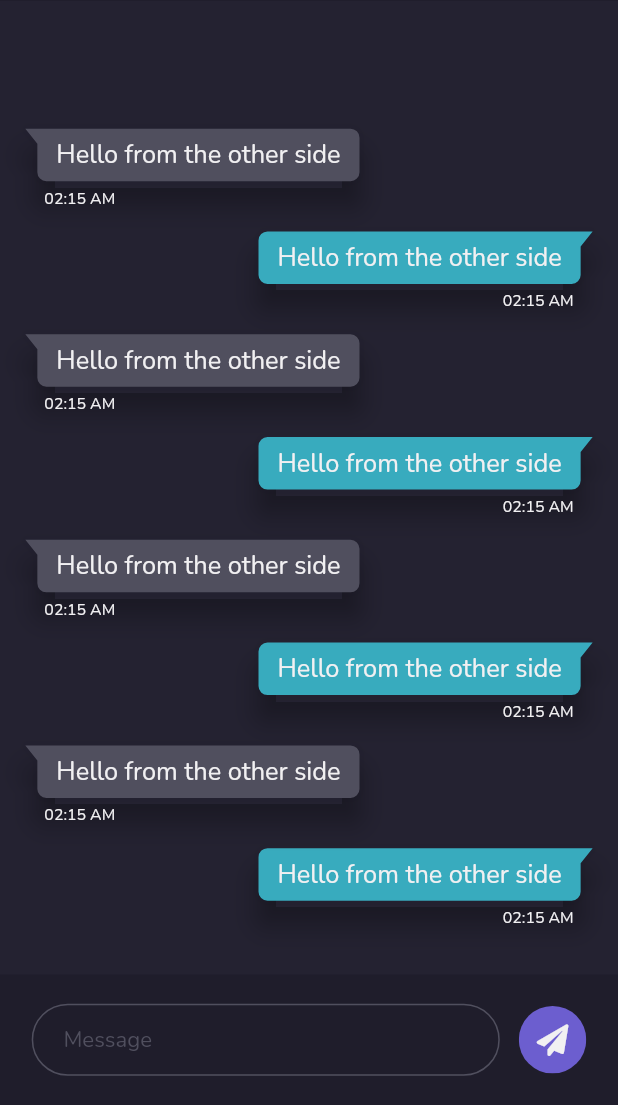
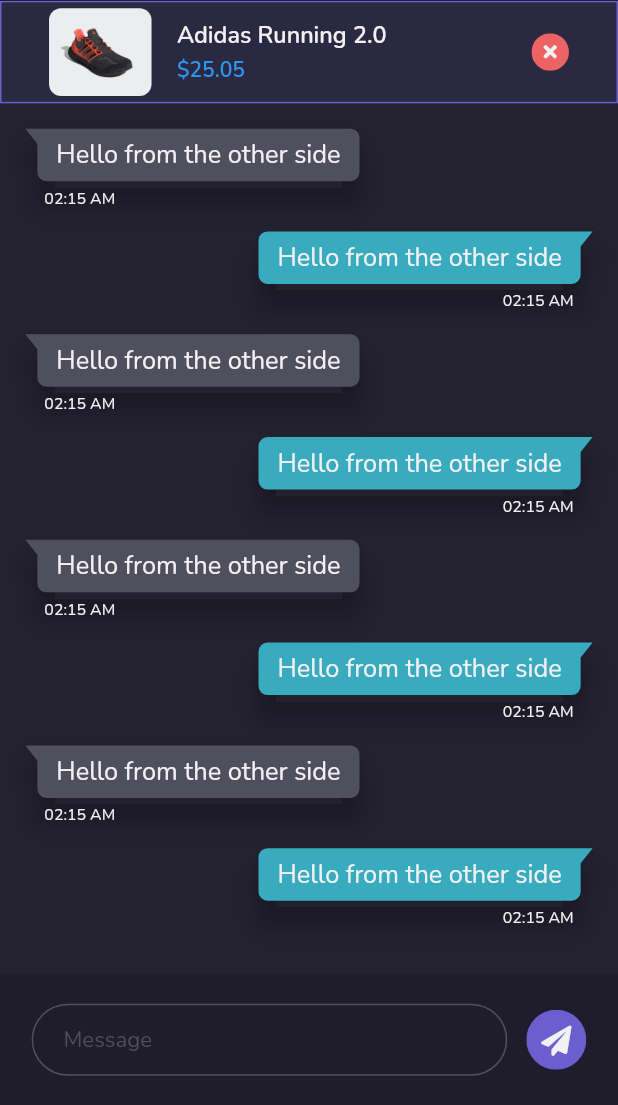
Before and after one commit to ianahmfac/iShoes, a Flutter app: the ChatPage screen opened by its route, on a phone screen of 412 x 824 dp, the part 131-1236 px from its top. Run offline on Flutter 3.47's test engine with Material 2 defaults, Android fonts, the light colour scheme and no system bars; drawn by our look-alikes of bubble; our stand-ins replace auto_route, font_awesome_flutter, google_fonts.

Commit message:
Add product selected chat & change code on custom circle button

```diff
--- a/lib/core/widgets/custom_circle_button.dart
+++ b/lib/core/widgets/custom_circle_button.dart
@@ -12,7 +12,7 @@ class CustomCircleButton extends StatelessWidget {
     this.backgroundColor = kSubtitleColor,
     this.qty = 0,
   }) : super(key: key);
-  final Widget icon;
+  final IconData icon;
   final VoidCallback onPressed;
   final double? buttonSize;
   final Color? backgroundColor;
@@ -27,11 +27,12 @@ class CustomCircleButton extends StatelessWidget {
             color: backgroundColor,
             child: InkWell(
               onTap: onPressed,
-              child: SizedBox(
+              child: Container(
                 width: buttonSize,
-                child: Padding(
-                  padding: const EdgeInsets.all(12.0),
-                  child: FittedBox(child: icon),
+                height: buttonSize,
+                child: Icon(
+                  icon,
+                  size: (buttonSize ?? 40) * 0.5,
                 ),
               ),
             ),
--- a/lib/features/chat/pages/chat_page.dart
+++ b/lib/features/chat/pages/chat_page.dart
@@ -1,11 +1,12 @@
 import 'package:flutter/material.dart';
-import '../widgets/chat_bubble.dart';
-import '../widgets/empty_chat.dart';
 
 import '../../../config/themes/size_config.dart';
 import '../../../core/constants/theme_constant.dart';
+import '../widgets/chat_bubble.dart';
 import '../widgets/chat_input.dart';
+import '../widgets/empty_chat.dart';
 import '../widgets/header_chat.dart';
+import '../widgets/product_selected_chat.dart';
 
 class ChatPage extends StatelessWidget {
   const ChatPage({Key? key}) : super(key: key);
@@ -13,17 +14,19 @@ class ChatPage extends StatelessWidget {
   @override
   Widget build(BuildContext context) {
     return Scaffold(
-        backgroundColor: kBgColor3,
-        appBar: PreferredSize(
-          child: HeaderChat(),
-          preferredSize: Size.fromHeight(getProportionateScreenHeight(90)),
-        ),
-        body: _contentBody());
+      backgroundColor: kBgColor3,
+      appBar: PreferredSize(
+        child: HeaderChat(),
+        preferredSize: Size.fromHeight(getProportionateScreenHeight(90)),
+      ),
+      body: _contentBody(),
+    );
   }
 
   Widget _contentBody() {
     return Column(
       children: [
+        ProductSelectedChat(),
         _listChat(),
         ChatInput(),
       ],
--- a/lib/features/chat/widgets/chat_input.dart
+++ b/lib/features/chat/widgets/chat_input.dart
@@ -1,5 +1,6 @@
 import 'package:flutter/material.dart';
 import 'package:font_awesome_flutter/font_awesome_flutter.dart';
+
 import '../../../config/themes/size_config.dart';
 import '../../../core/constants/theme_constant.dart';
 import '../../../core/widgets/custom_circle_button.dart';
@@ -42,9 +43,9 @@ class ChatInput extends StatelessWidget {
               ),
               SizedBox(width: getProportionateScreenWidth(12)),
               CustomCircleButton(
-                icon: Icon(FontAwesomeIcons.solidPaperPlane),
+                icon: FontAwesomeIcons.solidPaperPlane,
                 onPressed: () {},
-                buttonSize: 45,
+                buttonSize: 40,
                 backgroundColor: kPrimaryColor,
               )
             ],
--- /dev/null
+++ b/lib/features/chat/widgets/product_selected_chat.dart
@@ -0,0 +1,73 @@
+import 'package:flutter/material.dart';
+import 'package:font_awesome_flutter/font_awesome_flutter.dart';
+
+import '../../../config/themes/size_config.dart';
+import '../../../core/constants/asset_path.dart';
+import '../../../core/constants/theme_constant.dart';
+import '../../../core/widgets/custom_circle_button.dart';
+
+class ProductSelectedChat extends StatelessWidget {
+  const ProductSelectedChat({
+    Key? key,
+  }) : super(key: key);
+
+  @override
+  Widget build(BuildContext context) {
+    return Container(
+      height: getProportionateScreenHeight(70),
+      padding: EdgeInsets.symmetric(
+        horizontal: getProportionateScreenWidth(kDefaultMargin),
+        vertical: getProportionateScreenHeight(4),
+      ),
+      decoration: BoxDecoration(
+        border: Border.all(color: kPrimaryColor),
+        color: kPrimaryColor.withOpacity(0.1),
+      ),
+      child: Row(
+        children: [
+          ClipRRect(
+            borderRadius: BorderRadius.circular(8),
+            child: Image.asset(
+              AssetPath.shoesExample,
+              width: getProportionateScreenHeight(70),
+              height: getProportionateScreenHeight(70),
+              fit: BoxFit.cover,
+            ),
+          ),
+          SizedBox(width: getProportionateScreenWidth(16)),
+          Expanded(
+            child: Column(
+              crossAxisAlignment: CrossAxisAlignment.start,
+              mainAxisAlignment: MainAxisAlignment.center,
+              children: [
+                Text(
+                  'Adidas Running 2.0',
+                  style: kPrimaryTextStyle.copyWith(
+                    fontSize: getProportionateScreenHeight(16),
+                    fontWeight: kSemiBoldWeight,
+                  ),
+                  maxLines: 1,
+                  overflow: TextOverflow.ellipsis,
+                ),
+                SizedBox(height: getProportionateScreenHeight(4)),
+                Text(
+                  '\$25.05',
+                  style: kPriceTextStyle.copyWith(
+                    fontWeight: kSemiBoldWeight,
+                  ),
+                ),
+              ],
+            ),
+          ),
+          SizedBox(width: getProportionateScreenWidth(16)),
+          CustomCircleButton(
+            icon: FontAwesomeIcons.times,
+            backgroundColor: kAlertColor,
+            onPressed: () {},
+            buttonSize: 25,
+          )
+        ],
+      ),
+    );
+  }
+}
--- a/lib/features/home/pages/home_page.dart
+++ b/lib/features/home/pages/home_page.dart
@@ -130,7 +130,7 @@ class HomePage extends StatelessWidget {
             ),
             SizedBox(width: getProportionateScreenWidth(8)),
             CustomCircleButton(
-              icon: Icon(FontAwesomeIcons.shoppingBag),
+              icon: FontAwesomeIcons.shoppingBag,
               onPressed: () {},
               qty: 10,
             )
```
